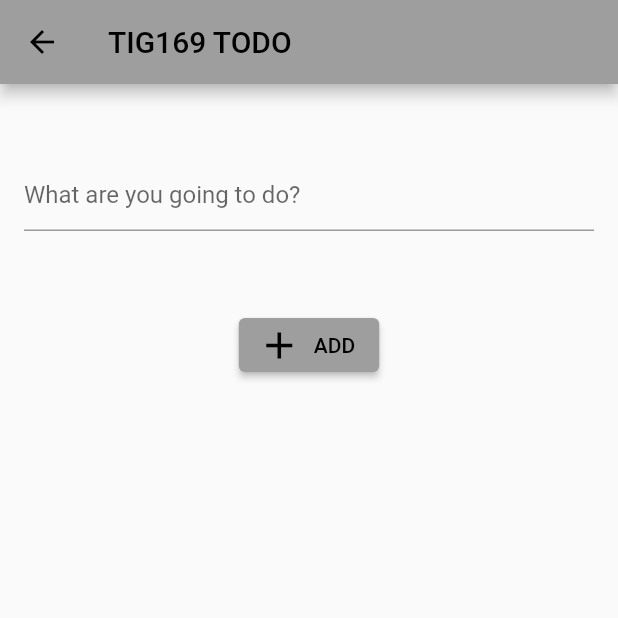
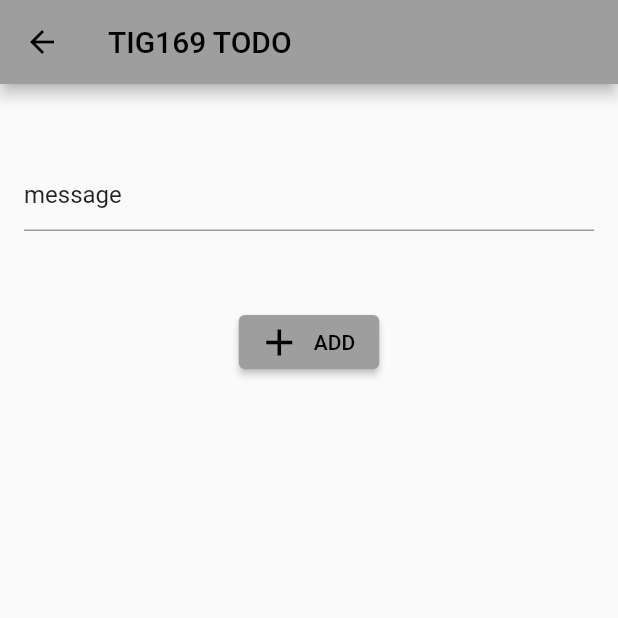
Before and after one commit to gu-tig333-ht22/guslunanfp, a Flutter app: the screen it shows after launch, after a tap on the "more vert" icon, on a phone screen of 412 x 824 dp, the top half of it. Run offline on Flutter 3.47's test engine with Material 2 defaults, Android fonts, the phone set to English and light mode, and no system bars.

Commit message:
add items woking, deleting items working

```diff
--- a/lib/firstview.dart
+++ b/lib/firstview.dart
@@ -1,4 +1,7 @@
 import 'package:flutter/material.dart';
+import 'package:provider/provider.dart';
+import 'package:template/todolist.dart';
+import './model.dart';
 import './secondview.dart';
 
 class MyHomePage extends StatefulWidget {
@@ -9,62 +12,38 @@ class MyHomePage extends StatefulWidget {
   State<MyHomePage> createState() => _MyHomePageState();
 }
 
+//Samma som CardsListView
 class _MyHomePageState extends State<MyHomePage> {
-  //int _counter = 0;
-
-  /* void _incrementCounter() {
-    setState(() {
-      // This call to setState tells the Flutter framework that something has
-      // changed in this State, which causes it to rerun the build method below
-      // so that the display can reflect the updated values. If we changed
-      // _counter without calling setState(), then the build method would not be
-      // called again, and so nothing would appear to happen.
-
-      _counter++;
-    });
-  }*/
-
   @override
   Widget build(BuildContext context) {
     return Scaffold(
       appBar: AppBar(title: Text(widget.title), actions: [
         IconButton(
           icon: const Icon(Icons.more_vert),
-          onPressed: () {
-            Navigator.push(context,
-                MaterialPageRoute(builder: (context) => const SecondView()));
+          onPressed: () async {
+            var newItem = await Navigator.push(
+                context,
+                MaterialPageRoute(
+                    builder: (context) =>
+                        SecondView(TodoItem(message: 'message'))));
+            Provider.of<MyState>(context, listen: false).addItem(newItem);
           },
         )
       ]),
-      body: _todoitem(),
+      body: Consumer<MyState>(
+          builder: (context, state, child) => TodoList(state.list)),
       floatingActionButton: FloatingActionButton(
         backgroundColor: Colors.indigo,
-        onPressed: () {
-          Navigator.push(context,
-              MaterialPageRoute(builder: (context) => const SecondView()));
-        }, //_incrementCounter,
+        onPressed: () async {
+          var newItem = await Navigator.push(
+              context,
+              MaterialPageRoute(
+                  builder: (context) => SecondView(TodoItem(message: ''))));
+          Provider.of<MyState>(context, listen: false).addItem(newItem);
+        },
         tooltip: 'ToDo',
         child: const Icon(Icons.add, size: 50, color: Colors.white),
       ),
     );
   }
 }
-
-Widget _todoitem() {
-  return ListTile(
-    leading: Checkbox(value: false, onChanged: (val) {}),
-    title: const Text('Heeej'),
-    trailing: OutlinedButton(
-      onPressed: () {},
-      style: OutlinedButton.styleFrom(
-        side: const BorderSide(
-          color: Colors.transparent,
-        ),
-      ),
-      child: const Icon(
-        Icons.close,
-        color: Colors.black,
-      ),
-    ),
-  );
-}
--- a/lib/main.dart
+++ b/lib/main.dart
@@ -1,8 +1,17 @@
 import 'package:flutter/material.dart';
-import './secondview.dart';
+import 'package:provider/provider.dart';
+import './model.dart';
+import './firstview.dart';
 
 void main() {
-  runApp(const MyApp());
+  var state = MyState();
+
+  runApp(
+    ChangeNotifierProvider(
+      create: (context) => state,
+      child: const MyApp(),
+    ),
+  );
 }
 
 class MyApp extends StatelessWidget {
@@ -22,71 +31,3 @@ class MyApp extends StatelessWidget {
     );
   }
 }
-
-class MyHomePage extends StatefulWidget {
-  const MyHomePage({Key? key, required this.title}) : super(key: key);
-  final String title;
-
-  @override
-  State<MyHomePage> createState() => _MyHomePageState();
-}
-
-class _MyHomePageState extends State<MyHomePage> {
-  //int _counter = 0;
-
-  /* void _incrementCounter() {
-    setState(() {
-      // This call to setState tells the Flutter framework that something has
-      // changed in this State, which causes it to rerun the build method below
-      // so that the display can reflect the updated values. If we changed
-      // _counter without calling setState(), then the build method would not be
-      // called again, and so nothing would appear to happen.
-
-      _counter++;
-    });
-  }*/
-
-  @override
-  Widget build(BuildContext context) {
-    return Scaffold(
-      appBar: AppBar(title: Text(widget.title), actions: [
-        IconButton(
-          icon: const Icon(Icons.more_vert),
-          onPressed: () {
-            Navigator.push(context,
-                MaterialPageRoute(builder: (context) => const SecondView()));
-          },
-        )
-      ]),
-      body: _todoitem(),
-      floatingActionButton: FloatingActionButton(
-        backgroundColor: Colors.indigo,
-        onPressed: () {
-          Navigator.push(context,
-              MaterialPageRoute(builder: (context) => const SecondView()));
-        }, //_incrementCounter,
-        tooltip: 'ToDo',
-        child: const Icon(Icons.add, size: 50, color: Colors.white),
-      ),
-    );
-  }
-}
-
-Widget _todoitem() {
-  return ListTile(
-    leading: Checkbox(value: false, onChanged: (val) {}),
-    title: const Text('Heeej'),
-    trailing: OutlinedButton(
-      onPressed: () {},
-      style: OutlinedButton.styleFrom(
-        side: const BorderSide(
-          color: Colors.transparent,
-        ),
-      ),
-      child: const Icon(
-        Icons.close,
-        color: Colors.black,
-      ),
-    ),
-  );
-}
--- /dev/null
+++ b/lib/model.dart
@@ -0,0 +1,23 @@
+import 'package:flutter/material.dart';
+
+class TodoItem {
+  String message;
+
+  TodoItem({required this.message});
+}
+
+class MyState extends ChangeNotifier {
+  final List<TodoItem> _list = [];
+
+  List<TodoItem> get list => _list;
+
+  void addItem(TodoItem item) {
+    _list.add(item);
+    notifyListeners();
+  }
+
+  void removeItem(TodoItem item) {
+    _list.remove(item);
+    notifyListeners();
+  }
+}
--- a/lib/secondview.dart
+++ b/lib/secondview.dart
@@ -1,52 +1,73 @@
 import 'package:flutter/material.dart';
+import './model.dart';
 
-class SecondView extends StatelessWidget {
-  const SecondView({super.key});
+class SecondView extends StatefulWidget {
+  final TodoItem item;
+
+  const SecondView(this.item, {super.key});
+
+  @override
+  State<StatefulWidget> createState() {
+    return SecondViewState(item);
+  }
+}
+
+class SecondViewState extends State<SecondView> {
+  late String message;
+
+  late TextEditingController textEditingController;
+
+  SecondViewState(TodoItem item) {
+    this.message = item.message;
+
+    textEditingController = TextEditingController(text: item.message);
+
+    textEditingController.addListener(() {
+      setState(() {
+        message = textEditingController.text;
+      });
+    });
+  }
 
   @override
   Widget build(BuildContext context) {
     return Scaffold(
         appBar: AppBar(
           title: const Text('TIG169 TODO'),
+          /*actions: [
+            TextButton(
+              child: const Text('ADD', style: TextStyle(color: Colors.black)),
+              onPressed: () {
+                //Navigator.pop(context, TodoItem(message: message));
+              },
+            )
+          ]*/
         ),
-        body: Center(
+        body: SingleChildScrollView(
             child: Column(
           mainAxisAlignment: MainAxisAlignment.start,
           children: [
             Container(height: 50),
-            SizedBox(height: 100, child: _insertTaskField()),
-            _addtext(),
-          ],
-        )));
-  }
-}
-
-Widget _insertTaskField() {
-  return Container(
+            Container(
                 margin: const EdgeInsets.only(left: 16, right: 16),
-      child: const TextField(
-        decoration: InputDecoration(
-          hintText: 'What are you going to do?',
+                child: TextField(
+                    controller: textEditingController,
+                    decoration: const InputDecoration(
                         focusedBorder: OutlineInputBorder(
                       borderSide: BorderSide(color: Colors.black, width: 3.0),
-          ),
-        ),
-      ));
-}
-
-Widget _addtext() {
-  return Row(mainAxisAlignment: MainAxisAlignment.center, children: [
+                    )))),
+            Container(height: 50),
             ElevatedButton.icon(
-      onPressed: () {},
-      style: ElevatedButton.styleFrom(
-        backgroundColor: Colors.grey,
-        foregroundColor: Colors.black,
-      ),
+              onPressed: () {
+                Navigator.pop(context, TodoItem(message: message));
+              },
               icon: const Icon(
                 Icons.add,
                 size: 30.0,
               ),
               label: const Text('ADD'),
-    ),
-  ]);
+            )
+          ],
+        )));
   }
+}
--- /dev/null
+++ b/lib/todolist.dart
@@ -0,0 +1,37 @@
+import 'package:flutter/material.dart';
+import 'package:provider/provider.dart';
+import 'model.dart';
+
+class TodoList extends StatelessWidget {
+  final List<TodoItem> list;
+
+  const TodoList(this.list, {super.key});
+
+  @override
+  Widget build(BuildContext context) {
+    return ListView(
+        children: list.map((item) => _listItem(context, item)).toList());
+  }
+
+  Widget _listItem(context, item) {
+    return ListTile(
+      leading: Checkbox(value: false, onChanged: (val) {}),
+      title: Text(item.message),
+      trailing: OutlinedButton(
+        onPressed: () {
+          var state = Provider.of<MyState>(context, listen: false);
+          state.removeItem(item);
+        },
+        style: OutlinedButton.styleFrom(
+          side: const BorderSide(
+            color: Colors.transparent,
+          ),
+        ),
+        child: const Icon(
+          Icons.close,
+          color: Colors.black,
+        ),
+      ),
+    );
+  }
+}
--- a/pubspec.yaml
+++ b/pubspec.yaml
@@ -34,6 +34,7 @@ dependencies:
   # The following adds the Cupertino Icons font to your application.
   # Use with the CupertinoIcons class for iOS style icons.
   cupertino_icons: ^1.0.2
+  provider: ^6.0.3
 
 dev_dependencies:
   flutter_test:
```
Also changed, not shown: lib/thirdview.dart (added, +63 -0 lines), lib/strikethroughlist.dart (added), pubspec.lock. Lines whose indentation alone changed are shown as unchanged.
